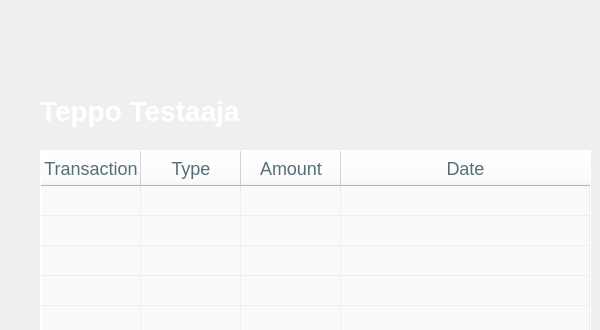
Old version of the form frontend/accounttransactions.ui in the repository 22kmo-project/group_14; both pictures show x 0 to 600 and y 0 to 330 of the 800 by 600 pixel window.
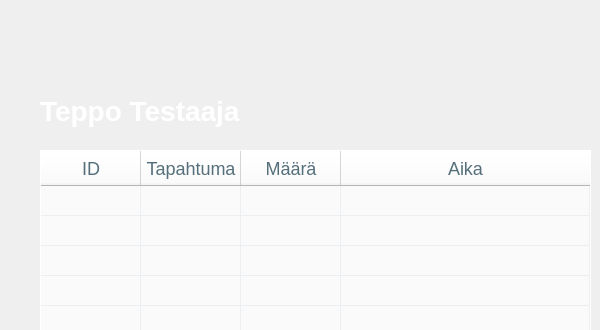
New version of the form. Icons and pictures are not drawn.

Patch:
```diff
--- a/frontend/accounttransactions.ui
+++ b/frontend/accounttransactions.ui
@@ -239,22 +239,22 @@
    </row>
    <column>
     <property name="text">
-     <string>Transaction</string>
+     <string>ID</string>
     </property>
    </column>
    <column>
     <property name="text">
-     <string>Type</string>
+     <string>Tapahtuma</string>
     </property>
    </column>
    <column>
     <property name="text">
-     <string>Amount</string>
+     <string>Määrä</string>
     </property>
    </column>
    <column>
     <property name="text">
-     <string>Date</string>
+     <string>Aika</string>
     </property>
    </column>
   </widget>
```
